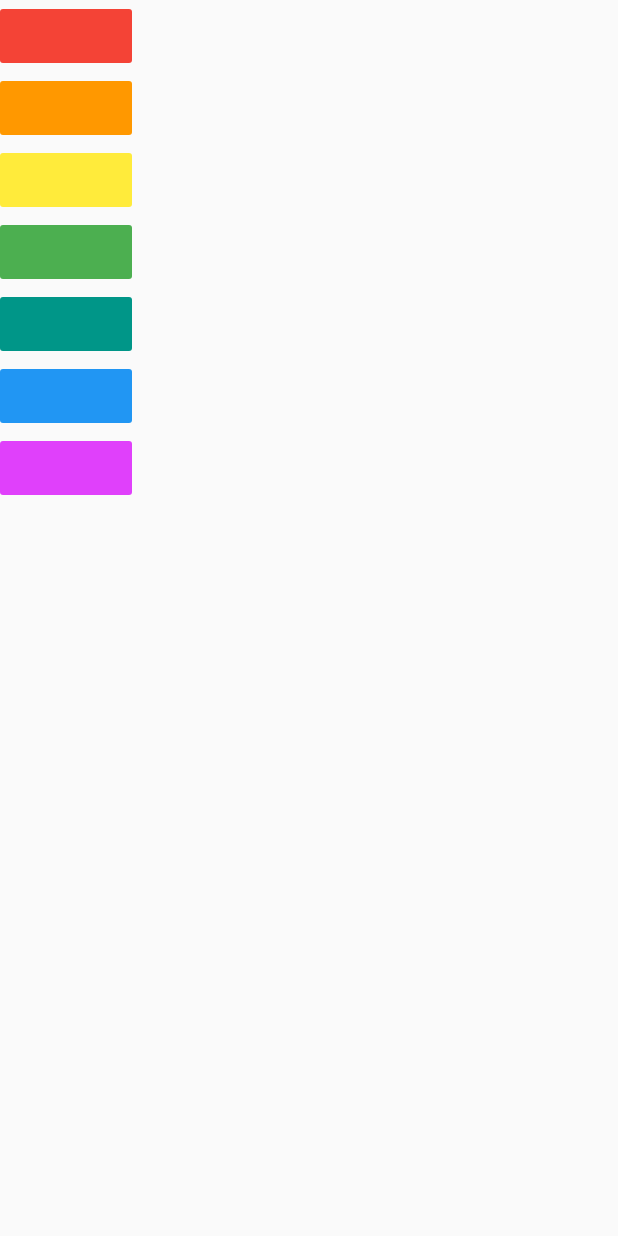
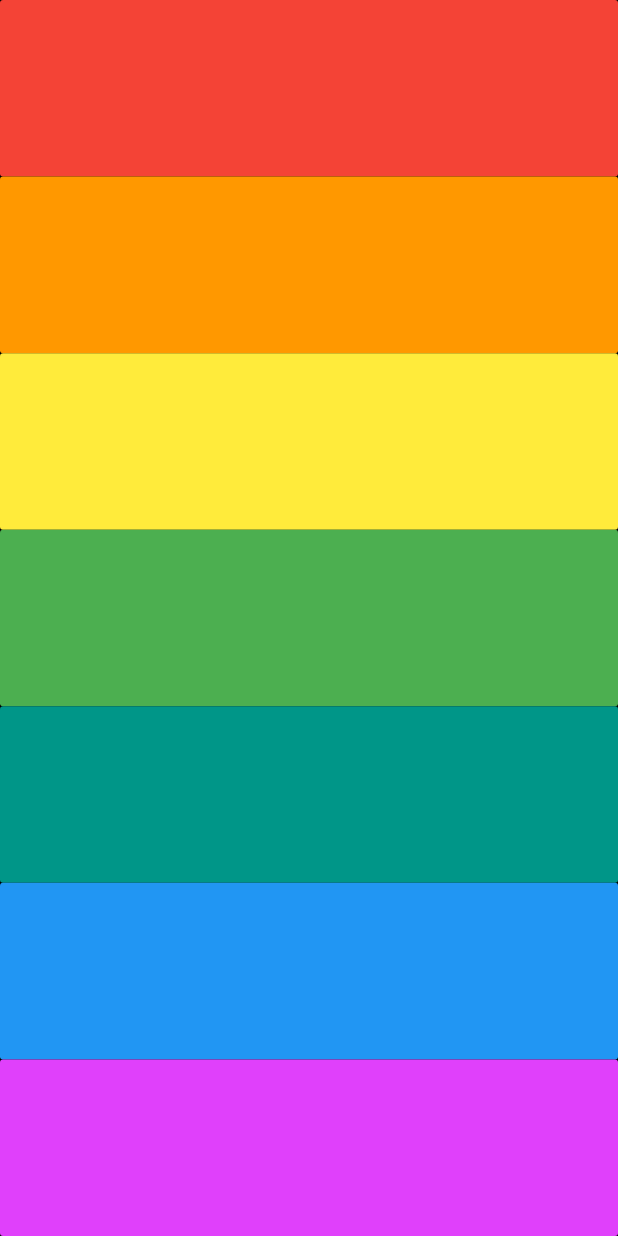
Before and after one commit to erikmaide/xylophone, a Flutter app: the screen it shows after launch, on a phone screen of 412 x 824 dp. Run offline on Flutter 3.47's test engine with Material 2 defaults, Android fonts, the light colour scheme and no system bars; our stand-ins replace audioplayers.

Commit message:
add expanded class & CrossAxisAlignment.stretch

```diff
--- a/lib/main.dart
+++ b/lib/main.dart
@@ -1,5 +1,6 @@
 import 'package:flutter/material.dart';
 import 'package:audioplayers/audio_cache.dart';
+import 'package:flutter/widgets.dart';
 
 void main() => runApp(XylophoneApp());
 
@@ -13,44 +14,60 @@ class XylophoneApp extends StatelessWidget {
   Widget build(BuildContext context) {
     return MaterialApp(
       home: Scaffold(
+        backgroundColor: Colors.black,
         body: SafeArea(
             child: Column(
+          crossAxisAlignment: CrossAxisAlignment.stretch,
           children: <Widget>[
-            FlatButton(
+            Expanded(
+              child: FlatButton(
                   color: Colors.red,
                   onPressed: () {
                     playSound(1);
                   }),
-            FlatButton(
+            ),
+            Expanded(
+              child: FlatButton(
                   color: Colors.orange,
                   onPressed: () {
                     playSound(2);
                   }),
-            FlatButton(
+            ),
+            Expanded(
+              child: FlatButton(
                   color: Colors.yellow,
                   onPressed: () {
                     playSound(3);
                   }),
-            FlatButton(
+            ),
+            Expanded(
+              child: FlatButton(
                   color: Colors.green,
                   onPressed: () {
                     playSound(4);
                   }),
-            FlatButton(
+            ),
+            Expanded(
+              child: FlatButton(
                   color: Colors.teal,
                   onPressed: () {
                     playSound(5);
                   }),
-            FlatButton(
+            ),
+            Expanded(
+              child: FlatButton(
                   color: Colors.blue,
                   onPressed: () {
                     playSound(6);
                   }),
-            FlatButton(
+            ),
+            Expanded(
+              child: FlatButton(
                   color: Colors.purpleAccent,
                   onPressed: () {
                     playSound(7);
                   }),
+            ),
           ],
         )),
       ),
```
Lines whose indentation alone changed are shown as unchanged.
